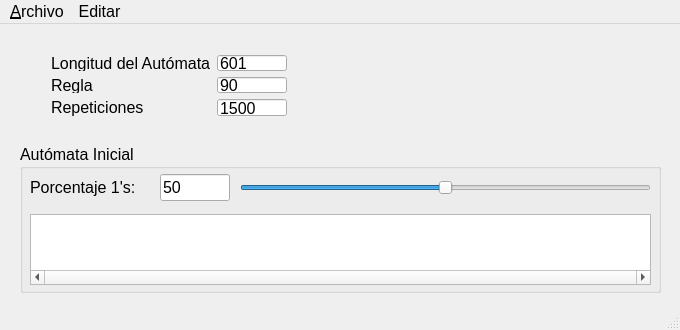
Above: mainwindow.ui from atile-y/AutomataCelular1D before the change. Below: the same form after it.
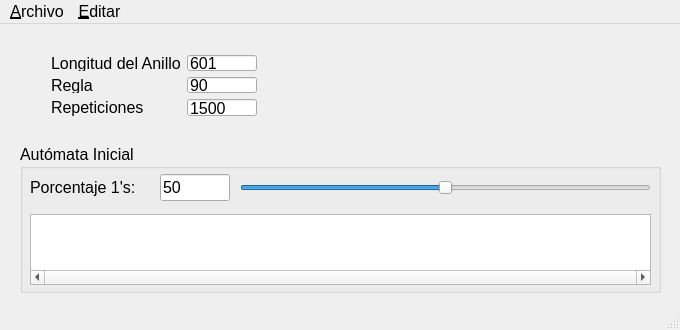
That is the form after the change. Icons and pictures are not drawn.

```diff
--- a/mainwindow.ui
+++ b/mainwindow.ui
@@ -117,7 +117,7 @@
      <rect>
       <x>40</x>
       <y>20</y>
-      <width>262</width>
+      <width>231</width>
       <height>83</height>
      </rect>
     </property>
@@ -128,7 +128,7 @@
      <item row="0" column="0">
       <widget class="QLabel" name="lengthLabel">
        <property name="text">
-        <string>Longitud del Autómata</string>
+        <string>Longitud del Anillo</string>
        </property>
       </widget>
      </item>
@@ -343,7 +343,7 @@
    </widget>
    <widget class="QMenu" name="menuEditar">
     <property name="title">
-     <string>Editar</string>
+     <string>&amp;Editar</string>
     </property>
     <widget class="QMenu" name="menuExplorar_reglas">
      <property name="title">
```
Left out of the diff: 6 changed lines with no effect on the pictures.
